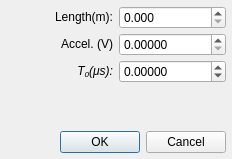
Above: src/libs/adwidgets/scanlawform.ui from qtplatz/qtplatz before the change. Below: the same form after it.
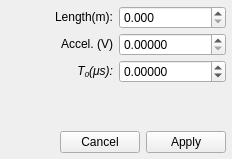
That is the form after the change.

Commit message: ScanLawDialog2 for estimate scanLaw from MSPeak table

What changed in the file:
```diff
--- a/src/libs/adwidgets/scanlawform.ui
+++ b/src/libs/adwidgets/scanlawform.ui
@@ -136,7 +136,7 @@
    <item>
     <widget class="QDialogButtonBox" name="buttonBox">
      <property name="standardButtons">
-      <set>QDialogButtonBox::Cancel|QDialogButtonBox::Ok</set>
+      <set>QDialogButtonBox::Apply|QDialogButtonBox::Cancel</set>
      </property>
     </widget>
    </item>
```
Left out of the diff: 4 changed lines with no effect on the pictures. The commit also changes 10 other files.
